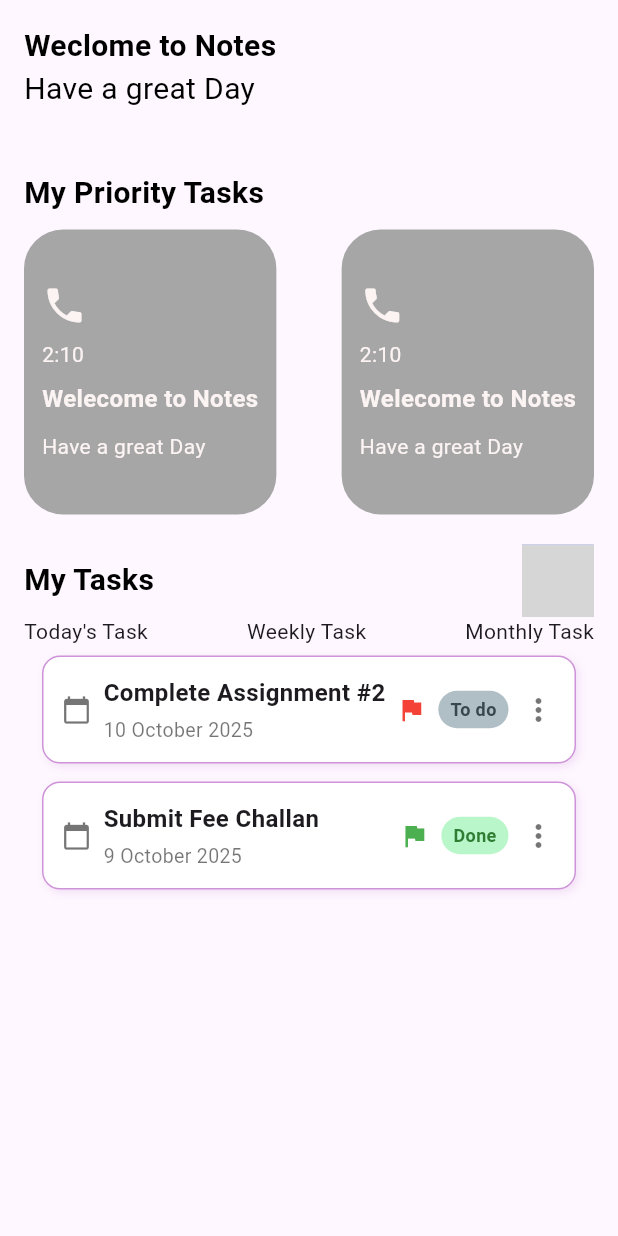
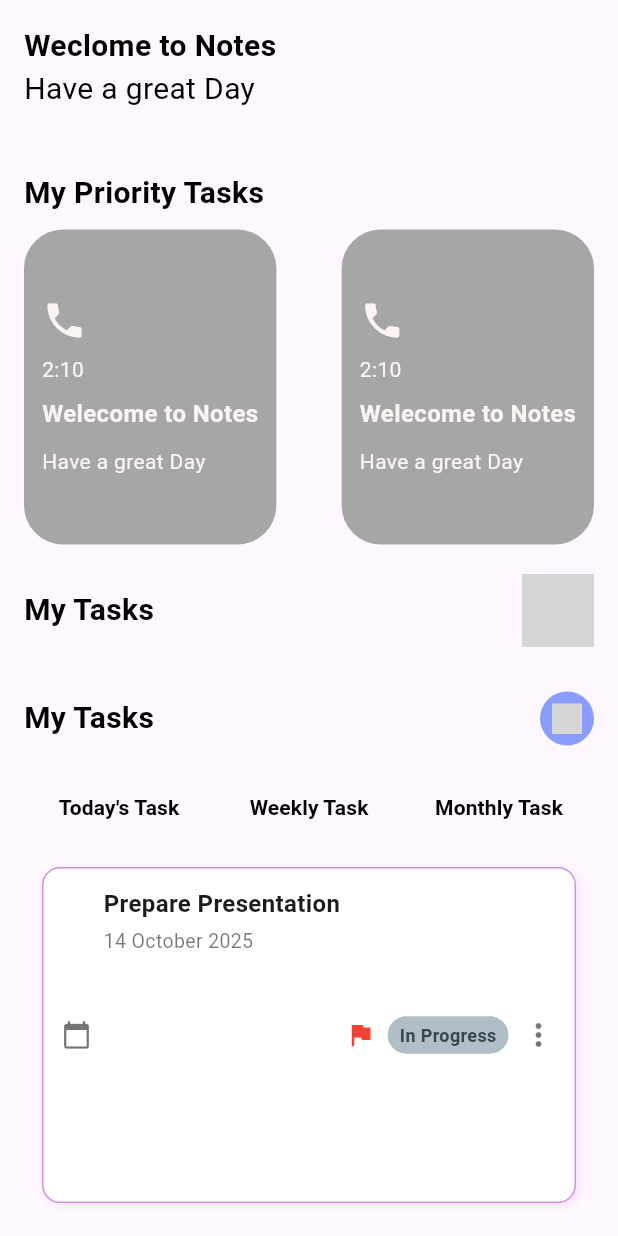
Before and after one commit to isra-khan/taskproject, a Flutter app: the HomeScreen screen opened by its route, on a phone screen of 412 x 824 dp. Run offline on Flutter 3.47's test engine with Material 3 defaults, Android fonts, the phone set to English and light mode, and no system bars; our stand-ins replace flutter_svg; grey boxes are pictures that could not be loaded.

Commit message:
recent code

```diff
--- a/lib/screen/home_screen.dart
+++ b/lib/screen/home_screen.dart
@@ -1,11 +1,33 @@
+import 'package:flutter/material.dart';
+import 'package:flutter_svg/flutter_svg.dart';
+import 'package:taskgameproject/screen/widgets/custom_info_card.dart';
+import 'package:taskgameproject/util/colorconstraint.dart';
+
 import 'package:flutter/material.dart';
 import 'package:flutter_svg/flutter_svg.dart';
 import 'package:taskgameproject/screen/widgets/custom_calendar_card.dart';
 import 'package:taskgameproject/screen/widgets/custom_info_card.dart';
 import 'package:taskgameproject/util/colorconstraint.dart';
+import 'package:taskgameproject/util/routes/approutes.dart';
 
-class HomeScreen extends StatelessWidget {
+class HomeScreen extends StatefulWidget {
   const HomeScreen({super.key});
+
+  @override
+  State<HomeScreen> createState() => _HomeScreenState();
+}
+
+class _HomeScreenState extends State<HomeScreen>
+    with SingleTickerProviderStateMixin {
+  late TabController _tabController;
+
+  final List<String> tabs = ["Today's Task", "Weekly Task", "Monthly Task"];
+
+  @override
+  void initState() {
+    super.initState();
+    _tabController = TabController(length: tabs.length, vsync: this);
+  }
 
   @override
   Widget build(BuildContext context) {
@@ -84,28 +106,84 @@ class HomeScreen extends StatelessWidget {
                 ),
               ],
             ),
+            const SizedBox(height: 30),
+
+            // ---------- My Tasks Header ----------
             Row(
               mainAxisAlignment: MainAxisAlignment.spaceBetween,
               children: [
-                Text("Today's Task"),
-
-                Text('Weekly Task'),
-                Text('Monthly Task'),
+                Text(
+                  'My Tasks',
+                  style: TextStyle(
+                    color: ColorConstraint.textColor,
+                    fontSize: 20,
+                    fontWeight: FontWeight.w700,
+                  ),
+                ),
+                GestureDetector(
+                  onTap: () {
+                    Navigator.pushNamed(context, AppRoutes.createNewTask);
+                  },
+                  child: Container(
+                    padding: const EdgeInsets.all(8),
+                    decoration: BoxDecoration(
+                      color: ColorConstraint.primaryColor,
+                      shape: BoxShape.circle,
+                    ),
+                    child: SvgPicture.asset(
+                      'assets/images/add.svg',
+                      color: Colors.white,
+                      height: 20,
+                      width: 20,
+                    ),
+                  ),
+                ),
               ],
             ),
-            Column(
+            const SizedBox(height: 20),
+
+            Container(
+              height: 45,
+              decoration: BoxDecoration(
+                borderRadius: BorderRadius.circular(25),
+              ),
+              child: TabBar(
+                controller: _tabController,
+                tabs: tabs.map((e) => Tab(text: e)).toList(),
+                indicator: BoxDecoration(
+                  borderRadius: BorderRadius.circular(25),
+                ),
+                labelColor: ColorConstraint.textColor,
+                unselectedLabelColor: ColorConstraint.textColor,
+                labelStyle: const TextStyle(fontWeight: FontWeight.w600),
+                dividerColor: Colors.transparent,
+              ),
+            ),
+
+            const SizedBox(height: 10),
+
+            // ---------- TabBar Views ----------
+            Expanded(
+              child: TabBarView(
+                controller: _tabController,
                 children: const [
                   TaskCard(
-                  title: "Complete Assignment #2",
-                  date: "10 October 2025",
+                    title: "Prepare Presentation",
+                    date: "14 October 2025",
+                    status: "In Progress",
+                  ),
+                  TaskCard(
+                    title: "Update Notes",
+                    date: "15 October 2025",
                     status: "To do",
                   ),
                   TaskCard(
-                  title: "Submit Fee Challan",
-                  date: "9 October 2025",
-                  status: "Done",
+                    title: "Update Notes",
+                    date: "15 October 2025",
+                    status: "To do",
                   ),
                 ],
+              ),
             ),
           ],
         ),
--- a/lib/screen/widgets/custom_info_card.dart
+++ b/lib/screen/widgets/custom_info_card.dart
@@ -18,7 +18,7 @@ class CustomInfoCard extends StatelessWidget {
   @override
   Widget build(BuildContext context) {
     return Container(
-      height: 190,
+      height: 210,
       padding: const EdgeInsets.symmetric(horizontal: 12, vertical: 12),
       decoration: BoxDecoration(
         color: const Color(0xffA6A6A6),
--- a/lib/util/routes/appages.dart
+++ b/lib/util/routes/appages.dart
@@ -1,4 +1,5 @@
 import 'package:flutter/material.dart';
+import 'package:taskgameproject/screen/create_a_new_Task_screen.dart';
 import 'package:taskgameproject/screen/home_screen.dart';
 import 'package:taskgameproject/screen/splash_screen.dart';
 import 'package:taskgameproject/util/routes/approutes.dart';
@@ -11,6 +12,8 @@ class AppPages {
 
       case AppRoutes.home:
         return MaterialPageRoute(builder: (_) => HomeScreen());
+      case AppRoutes.createNewTask:
+        return MaterialPageRoute(builder: (_) => CreateANewScreen());
 
       default:
         return MaterialPageRoute(
--- a/lib/util/routes/approutes.dart
+++ b/lib/util/routes/approutes.dart
@@ -1,4 +1,5 @@
 class AppRoutes {
   static const String splash = '/splash';
   static const String home = '/home';
+  static const String createNewTask = '/createNewTasks';
 }
```
Also changed, not shown: lib/screen/create_a_new_task_screen.dart (added, +41 -0 lines), lib/screen/widgets/custom_textfield.dart (added, +45 -0 lines). Lines whose indentation alone changed are shown as unchanged.
